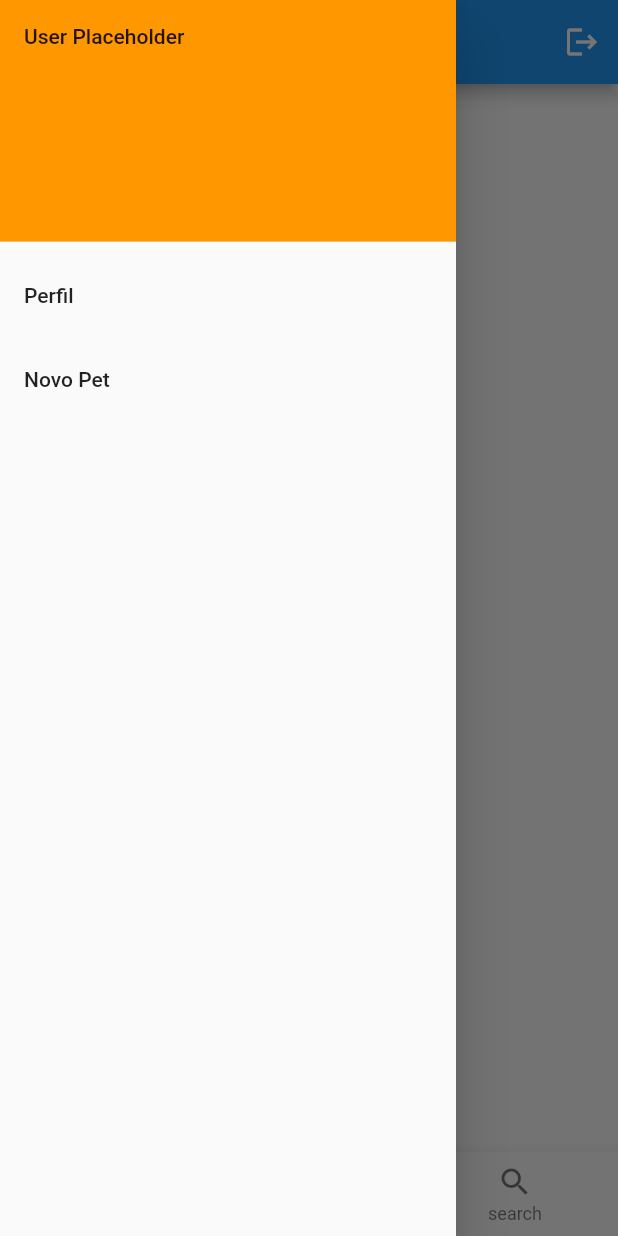
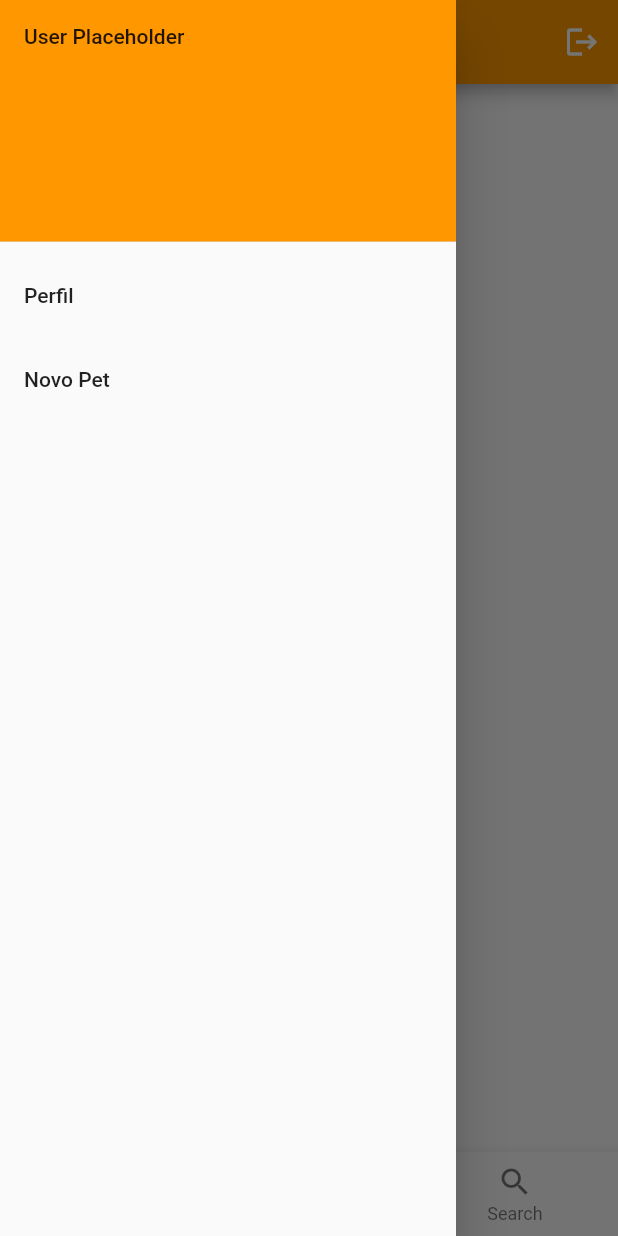
Before and after one commit to WWteodoro/Bicharia, a Flutter app: the Home screen opened by its route, with the side drawer open, on a phone screen of 412 x 824 dp. Run offline on Flutter 3.47's test engine with Material 2 defaults, Android fonts, the phone set to English and light mode, and no system bars.

Commit message:
eu so burro
o ultimo commit foi errado

```diff
--- a/telas_calvo/telas_c/lib/Pages/Petadicionar.dart
+++ b/telas_calvo/telas_c/lib/Pages/Petadicionar.dart
@@ -1,8 +1,4 @@
 import 'package:flutter/material.dart';
-import 'package:provider/provider.dart';
-import 'package:http/http.dart' as http;
-import 'package:telas_c/componentes/Pets.dart';
-import 'package:telas_c/modelo/model_pet.dart';
 
 class AdicionarAnimal extends StatelessWidget {
   const AdicionarAnimal({super.key});
--- a/telas_calvo/telas_c/lib/Pages/home.dart
+++ b/telas_calvo/telas_c/lib/Pages/home.dart
@@ -22,6 +22,7 @@ class Home extends StatelessWidget {
               }
             )
           ],
+          backgroundColor: Colors.orange,
         ),
         drawer: Drawer(
           child: ListView(children: <Widget>[
@@ -43,7 +44,7 @@ class Home extends StatelessWidget {
                 Navigator.push(
                   context,
                   MaterialPageRoute(builder: (context) => AdicionarAnimal()),
-                )
+                );
               }
             )
           ]),
@@ -52,12 +53,12 @@ class Home extends StatelessWidget {
           items: [
             BottomNavigationBarItem(
               icon: Icon(Icons.home),
-              label: 'home',
+              label: 'Home',
             ),
             BottomNavigationBarItem(icon: Icon(Icons.add), label: 'Tweet'
                 // onPressed: () {Navigator.pushNamed(context,);}
                 ),
-            BottomNavigationBarItem(icon: Icon(Icons.search), label: 'search'),
+            BottomNavigationBarItem(icon: Icon(Icons.search), label: 'Search'),
           ],
         ));
   }
--- a/telas_calvo/telas_c/lib/main.dart
+++ b/telas_calvo/telas_c/lib/main.dart
@@ -13,7 +13,6 @@ import 'package:telas_c/approute/AppRoute.dart';
 import 'package:telas_c/componentes/Pets.dart';
 import 'Pages/loginpage.dart';
 import 'Pages/editar_user.dart';
-import 'package:telas_c/Pages/Profile.dart';
 
 void main() => runApp(const MyApp());
 
@@ -26,7 +25,7 @@ class MyApp extends StatelessWidget {
         providers: [ChangeNotifierProvider(create: (ctx) => Pets())],
         child: MaterialApp(
           title: 'Bicharia',
-          home: Editar_Users(),
+          home: Home(),
           routes: {
             Routaaas.Animal_Cadastro: (_) => const PetCadastros(),
             Routaaas.Animal_adicionar: (_) => AdicionarAnimal(),
```
